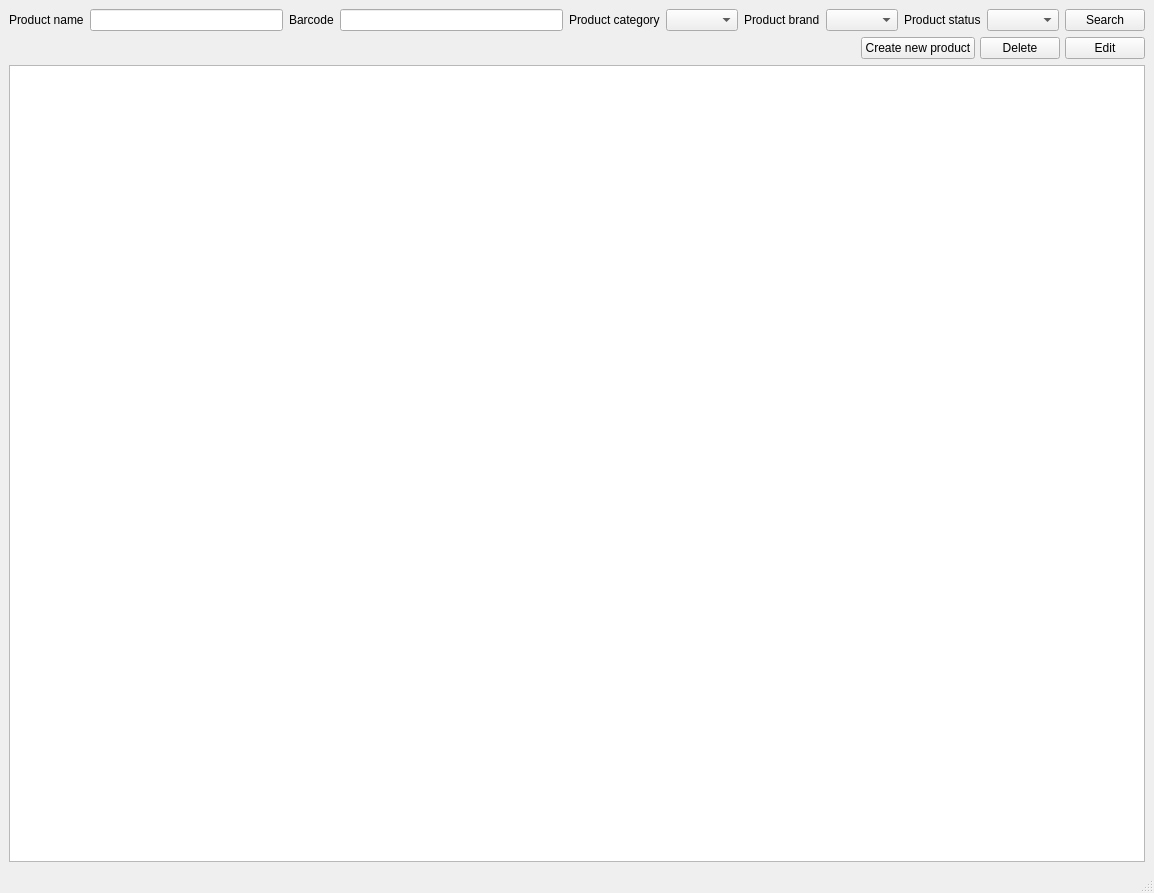
This is forms/products_manager.ui in nasserahmed96/invoces_manager as Qt 5 draws it before an edit. The edited form follows.
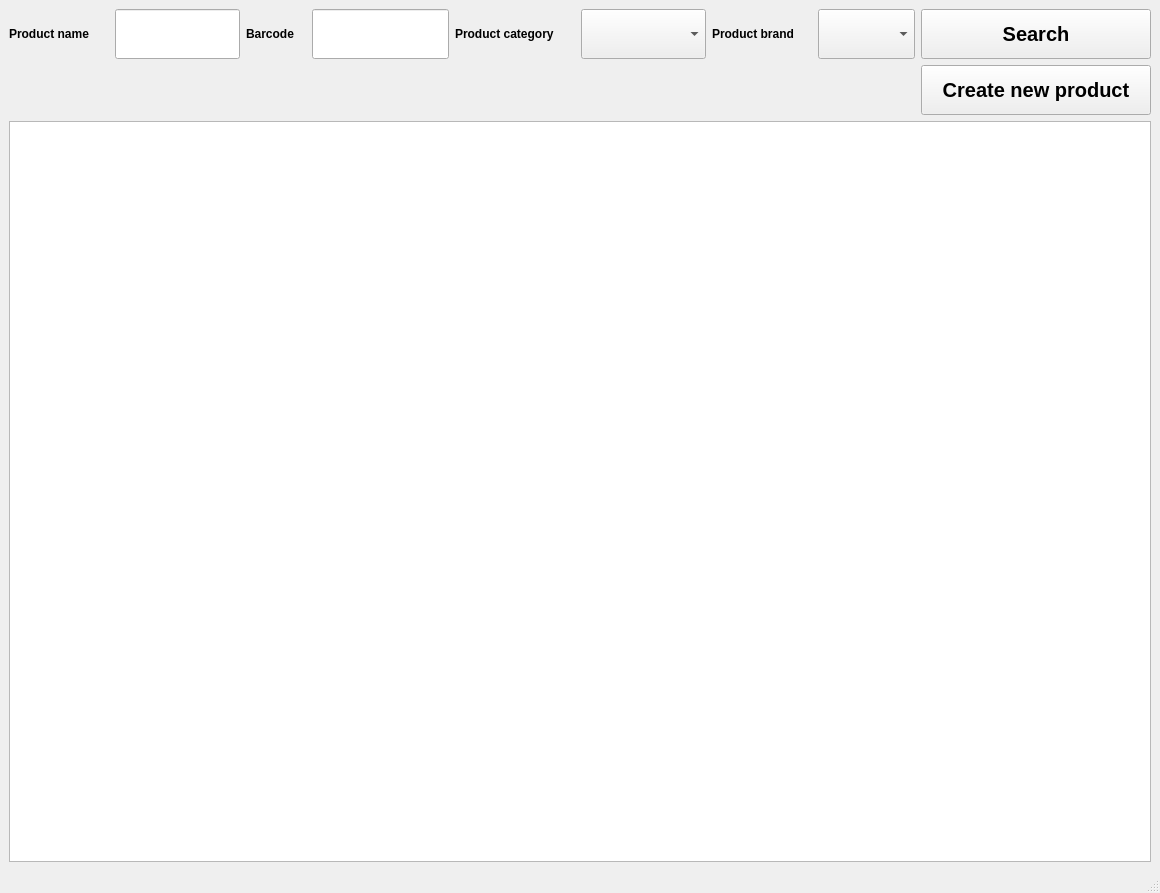
This is the edited form.

Commit message: Added products dataframe and Products model

```diff
--- a/forms/products_manager.ui
+++ b/forms/products_manager.ui
@@ -6,13 +6,32 @@
    <rect>
     <x>0</x>
     <y>0</y>
-    <width>1154</width>
+    <width>1160</width>
     <height>893</height>
    </rect>
   </property>
   <property name="windowTitle">
    <string>MainWindow</string>
   </property>
+  <property name="styleSheet">
+   <string notr="true">QPushButton{
+  background-color: #D9D9D9;
+  border: none;
+  color: black;
+  text-align: center;
+  text-decoration: none;
+  border: 1px solid black;
+
+}
+
+QComboBox{
+  background-color: #D9D9D9;
+  border: 1px solid black;
+  color: black;
+  text-align: center;
+  text-decoration: none;
+}R</string>
+  </property>
   <widget class="QWidget" name="centralwidget">
    <layout class="QVBoxLayout" name="verticalLayout">
     <item>
@@ -24,13 +43,43 @@
        <layout class="QHBoxLayout" name="horizontalLayout">
         <item>
          <widget class="QLabel" name="name_label">
+          <property name="minimumSize">
+           <size>
+            <width>100</width>
+            <height>50</height>
+           </size>
+          </property>
+          <property name="maximumSize">
+           <size>
+            <width>100</width>
+            <height>50</height>
+           </size>
+          </property>
+          <property name="font">
+           <font>
+            <bold>true</bold>
+           </font>
+          </property>
           <property name="text">
            <string>Product name</string>
           </property>
          </widget>
         </item>
         <item>
-         <widget class="QLineEdit" name="product_name_line_edit"/>
+         <widget class="QLineEdit" name="product_name_line_edit">
+          <property name="sizePolicy">
+           <sizepolicy hsizetype="Preferred" vsizetype="Preferred">
+            <horstretch>0</horstretch>
+            <verstretch>0</verstretch>
+           </sizepolicy>
+          </property>
+          <property name="minimumSize">
+           <size>
+            <width>125</width>
+            <height>30</height>
+           </size>
+          </property>
+         </widget>
         </item>
        </layout>
       </item>
@@ -38,13 +87,43 @@
        <layout class="QHBoxLayout" name="horizontalLayout_4">
         <item>
          <widget class="QLabel" name="bar_code_label">
+          <property name="minimumSize">
+           <size>
+            <width>60</width>
+            <height>50</height>
+           </size>
+          </property>
+          <property name="maximumSize">
+           <size>
+            <width>56</width>
+            <height>50</height>
+           </size>
+          </property>
+          <property name="font">
+           <font>
+            <bold>true</bold>
+           </font>
+          </property>
           <property name="text">
            <string>Barcode</string>
           </property>
          </widget>
         </item>
         <item>
-         <widget class="QLineEdit" name="bar_code_line_edit"/>
+         <widget class="QLineEdit" name="bar_code_line_edit">
+          <property name="sizePolicy">
+           <sizepolicy hsizetype="Preferred" vsizetype="Preferred">
+            <horstretch>0</horstretch>
+            <verstretch>0</verstretch>
+           </sizepolicy>
+          </property>
+          <property name="minimumSize">
+           <size>
+            <width>125</width>
+            <height>30</height>
+           </size>
+          </property>
+         </widget>
         </item>
        </layout>
       </item>
@@ -52,13 +131,43 @@
        <layout class="QHBoxLayout" name="horizontalLayout_2">
         <item>
          <widget class="QLabel" name="category_label">
+          <property name="minimumSize">
+           <size>
+            <width>120</width>
+            <height>50</height>
+           </size>
+          </property>
+          <property name="maximumSize">
+           <size>
+            <width>120</width>
+            <height>50</height>
+           </size>
+          </property>
+          <property name="font">
+           <font>
+            <bold>true</bold>
+           </font>
+          </property>
           <property name="text">
            <string>Product category</string>
           </property>
          </widget>
         </item>
         <item>
-         <widget class="QComboBox" name="product_category_cb"/>
+         <widget class="QComboBox" name="product_category_cb">
+          <property name="sizePolicy">
+           <sizepolicy hsizetype="Preferred" vsizetype="Preferred">
+            <horstretch>0</horstretch>
+            <verstretch>0</verstretch>
+           </sizepolicy>
+          </property>
+          <property name="minimumSize">
+           <size>
+            <width>125</width>
+            <height>50</height>
+           </size>
+          </property>
+         </widget>
         </item>
        </layout>
       </item>
@@ -66,38 +175,68 @@
        <layout class="QHBoxLayout" name="horizontalLayout_3">
         <item>
          <widget class="QLabel" name="brand_label">
+          <property name="minimumSize">
+           <size>
+            <width>100</width>
+            <height>50</height>
+           </size>
+          </property>
+          <property name="maximumSize">
+           <size>
+            <width>100</width>
+            <height>50</height>
+           </size>
+          </property>
+          <property name="font">
+           <font>
+            <bold>true</bold>
+           </font>
+          </property>
           <property name="text">
            <string>Product brand</string>
           </property>
          </widget>
         </item>
         <item>
-         <widget class="QComboBox" name="product_brand_cb"/>
-        </item>
-       </layout>
-      </item>
-      <item>
-       <layout class="QHBoxLayout" name="horizontalLayout_5">
-        <item>
-         <widget class="QLabel" name="status_label">
-          <property name="text">
-           <string>Product status</string>
+         <widget class="QComboBox" name="product_brand_cb">
+          <property name="sizePolicy">
+           <sizepolicy hsizetype="Preferred" vsizetype="Preferred">
+            <horstretch>0</horstretch>
+            <verstretch>0</verstretch>
+           </sizepolicy>
           </property>
          </widget>
         </item>
-        <item>
-         <widget class="QComboBox" name="product_status_cb"/>
-        </item>
        </layout>
       </item>
       <item>
        <widget class="QPushButton" name="search_btn">
         <property name="sizePolicy">
-         <sizepolicy hsizetype="Minimum" vsizetype="Preferred">
+         <sizepolicy hsizetype="Preferred" vsizetype="Preferred">
           <horstretch>0</horstretch>
           <verstretch>0</verstretch>
          </sizepolicy>
         </property>
+        <property name="minimumSize">
+         <size>
+          <width>230</width>
+          <height>50</height>
+         </size>
+        </property>
+        <property name="maximumSize">
+         <size>
+          <width>230</width>
+          <height>50</height>
+         </size>
+        </property>
+        <property name="font">
+         <font>
+          <pointsize>15</pointsize>
+          <bold>true</bold>
+          <underline>false</underline>
+          <strikeout>false</strikeout>
+         </font>
+        </property>
         <property name="text">
          <string>Search</string>
         </property>
@@ -115,9 +254,12 @@
         <property name="orientation">
          <enum>Qt::Horizontal</enum>
         </property>
+        <property name="sizeType">
+         <enum>QSizePolicy::Expanding</enum>
+        </property>
         <property name="sizeHint" stdset="0">
          <size>
-          <width>40</width>
+          <width>50</width>
           <height>20</height>
          </size>
         </property>
@@ -126,42 +268,36 @@
       <item>
        <widget class="QPushButton" name="create_btn">
         <property name="sizePolicy">
-         <sizepolicy hsizetype="Minimum" vsizetype="Preferred">
+         <sizepolicy hsizetype="Expanding" vsizetype="Preferred">
           <horstretch>0</horstretch>
           <verstretch>0</verstretch>
          </sizepolicy>
         </property>
+        <property name="minimumSize">
+         <size>
+          <width>230</width>
+          <height>50</height>
+         </size>
+        </property>
+        <property name="maximumSize">
+         <size>
+          <width>230</width>
+          <height>50</height>
+         </size>
+        </property>
+        <property name="font">
+         <font>
+          <pointsize>15</pointsize>
+          <bold>true</bold>
+          <underline>false</underline>
+          <strikeout>false</strikeout>
+         </font>
+        </property>
         <property name="text">
          <string>Create new product</string>
         </property>
        </widget>
       </item>
-      <item>
-       <widget class="QPushButton" name="delete_btn">
-        <property name="sizePolicy">
-         <sizepolicy hsizetype="Minimum" vsizetype="Preferred">
-          <horstretch>0</horstretch>
-          <verstretch>0</verstretch>
-         </sizepolicy>
-        </property>
-        <property name="text">
-         <string>Delete</string>
-        </property>
-       </widget>
-      </item>
-      <item>
-       <widget class="QPushButton" name="edit_btn">
-        <property name="sizePolicy">
-         <sizepolicy hsizetype="Minimum" vsizetype="Preferred">
-          <horstretch>0</horstretch>
-          <verstretch>0</verstretch>
-         </sizepolicy>
-        </property>
-        <property name="text">
-         <string>Edit</string>
-        </property>
-       </widget>
-      </item>
      </layout>
     </item>
     <item>
```
Left out of the diff: 4 changed lines with no effect on the pictures. The commit also changes 7 other files.
